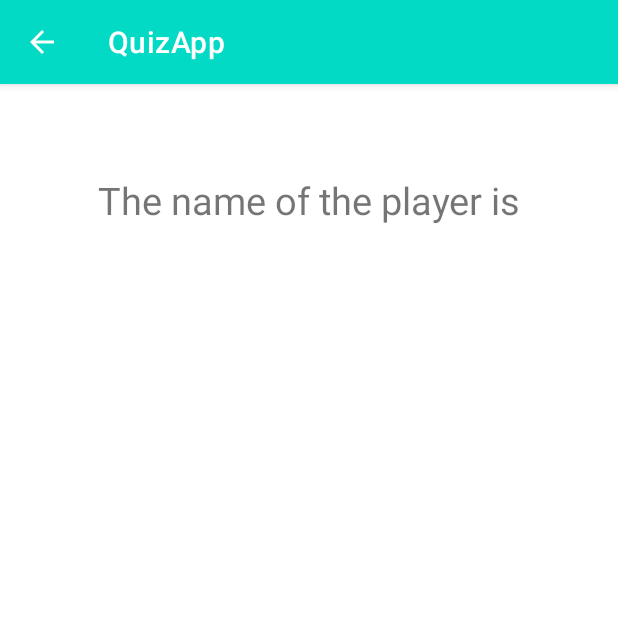
After one commit to kollozsolt/Android, an Android app: the SecondActivity screen opened directly, with no data from a screen before it, on a phone screen of 412 x 824 dp, the top half of it. The commit adds this screen. Run offline under Robolectric (Android 15) with nearby library versions, the phone set to English and light mode, and no system bars.

Commit message:
Displaying the name

```diff
--- a/Quiz/app/src/main/AndroidManifest.xml
+++ b/Quiz/app/src/main/AndroidManifest.xml
@@ -10,6 +10,10 @@
         android:supportsRtl="true"
         android:theme="@style/Theme.Quiz">
         <activity
+            android:name=".SecondActivity"
+            android:exported="true"
+            android:parentActivityName=".MainActivity" />
+        <activity
             android:name=".MainActivity"
             android:exported="true">
             <intent-filter>
--- /dev/null
+++ b/Quiz/app/src/main/java/com/example/quiz/SecondActivity.kt
@@ -0,0 +1,17 @@
+package com.example.quiz
+
+import androidx.appcompat.app.AppCompatActivity
+import android.os.Bundle
+import android.provider.AlarmClock.EXTRA_MESSAGE
+import android.util.Log
+import android.widget.TextView
+
+class SecondActivity : AppCompatActivity() {
+    override fun onCreate(savedInstanceState: Bundle?) {
+        super.onCreate(savedInstanceState)
+        setContentView(R.layout.activity_second)
+        Log.d("SecondActivity", "Proba")
+        val name = intent.getStringExtra(EXTRA_MESSAGE)
+        findViewById<TextView>(R.id.nameTextView).apply { text = name }
+    }
+}
--- /dev/null
+++ b/Quiz/app/src/main/res/layout/activity_second.xml
@@ -0,0 +1,31 @@
+<?xml version="1.0" encoding="utf-8"?>
+<androidx.constraintlayout.widget.ConstraintLayout xmlns:android="http://schemas.android.com/apk/res/android"
+    xmlns:app="http://schemas.android.com/apk/res-auto"
+    xmlns:tools="http://schemas.android.com/tools"
+    android:layout_width="match_parent"
+    android:layout_height="match_parent"
+    tools:context=".SecondActivity">
+
+    <TextView
+        android:id="@+id/playersNameTextView"
+        android:layout_marginTop="60dp"
+        android:layout_width="wrap_content"
+        android:layout_height="wrap_content"
+        android:textSize="25dp"
+        android:text="The name of the player is"
+        app:layout_constraintEnd_toEndOf="parent"
+        app:layout_constraintStart_toStartOf="parent"
+        app:layout_constraintTop_toTopOf="parent" />
+
+    <TextView
+        android:id="@+id/nameTextView"
+        android:layout_width="wrap_content"
+        android:layout_height="wrap_content"
+        android:textSize="20dp"
+        android:textColor="#FF9800"
+        app:layout_constraintBottom_toBottomOf="parent"
+        app:layout_constraintEnd_toEndOf="parent"
+        app:layout_constraintStart_toStartOf="parent"
+        app:layout_constraintTop_toBottomOf="@+id/playersNameTextView"
+        app:layout_constraintVertical_bias="0.100000024" />
+</androidx.constraintlayout.widget.ConstraintLayout>
```
Also changed, not shown: Quiz/app/src/main/java/com/example/quiz/MainActivity.kt (+10 -12 lines).
